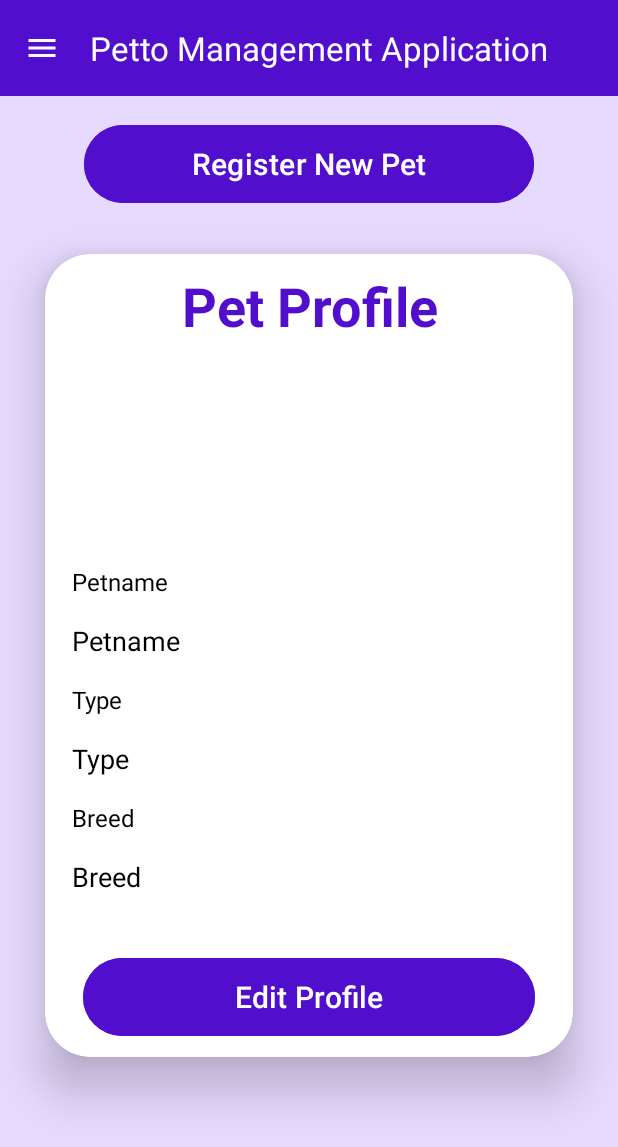
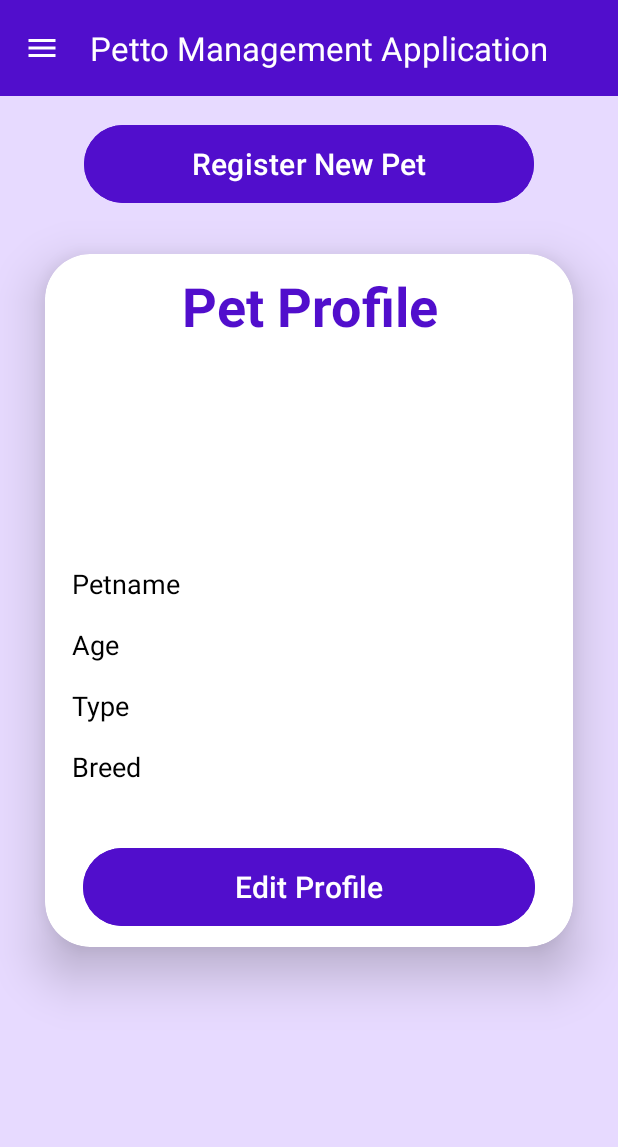
Before and after one commit to Oh-Hoa-Yang/Petto-Management-System, an Android app: the PetProfileActivity screen opened directly, with no data from a screen before it, on a phone screen of 412 x 824 dp. Shown: the top 1147 px of the screen. Run offline under Robolectric (Android 15) with nearby library versions, the phone set to English and light mode, and no system bars; our stand-ins replace Firebase (no records; nobody signed in at launch, a user with empty details on screens opened directly).

Commit message:
display pet profile done

```diff
--- a/app/src/main/java/com/example/pettomanagementsystem/PetProfileActivity.java
+++ b/app/src/main/java/com/example/pettomanagementsystem/PetProfileActivity.java
@@ -22,15 +22,12 @@ import com.google.firebase.database.DatabaseReference;
 import com.google.firebase.database.FirebaseDatabase;
 import com.google.firebase.database.ValueEventListener;
 
-import org.checkerframework.checker.nullness.qual.NonNull;
 
-import java.util.ArrayList;
-import java.util.List;
 
 public class PetProfileActivity extends AppCompatActivity {
 
     Button editProfileButton, registerNewPet;
-    TextView petnameView, pettypeView, breedView;
+    TextView petageView, petnameView, pettypeView, breedView;
     ImageView petProfileImageView;
     DatabaseReference petReference;
 
@@ -39,11 +36,14 @@ public class PetProfileActivity extends AppCompatActivity {
         super.onCreate(savedInstanceState);
         setContentView(R.layout.activity_pet_profile);
 
+//        editProfileButton = findViewById(R.id.profile_edit_btn);
+
+        petnameView = findViewById(R.id.petname);
+        petageView = findViewById(R.id.pet_age);
+        pettypeView = findViewById(R.id.pettype);
+        breedView = findViewById(R.id.breed);
         registerNewPet = findViewById(R.id.register_new_pet_btn);
         editProfileButton = findViewById(R.id.profile_edit_btn);
-        petnameView = findViewById(R.id.petname);
-        pettypeView = findViewById(R.id.pettype);
-        breedView = findViewById(R.id.breed);
         petProfileImageView = findViewById(R.id.petProfileImageView);
 
         Toolbar toolbar = findViewById(R.id.toolbar);
@@ -54,23 +54,30 @@ public class PetProfileActivity extends AppCompatActivity {
 
         if (currentUser != null) {
             String userId = currentUser.getUid();
-            petReference = FirebaseDatabase.getInstance().getReference("petinfo").child(userId);
+
+            petReference = FirebaseDatabase.getInstance().getReference("userinfo").child(userId).child("pets");
             petReference.addValueEventListener(new ValueEventListener() {
                 @Override
                 public void onDataChange(DataSnapshot dataSnapshot) {
-                    if (dataSnapshot.exists()) {
-                        String petName = dataSnapshot.child("petname").getValue(String.class);
-                        String petType = dataSnapshot.child("type").getValue(String.class);
-                        String breed = dataSnapshot.child("breed").getValue(String.class);
-                        String petProfilePictureUri = dataSnapshot.child("profile_picture").getValue(String.class);
+                    for (DataSnapshot petSnapshot : dataSnapshot.getChildren()) {
+                        String petName = petSnapshot.child("name").getValue(String.class);
+                        String petAge = petSnapshot.child("age").getValue(String.class);
+                        String petType = petSnapshot.child("type").getValue(String.class);
+                        String breed = petSnapshot.child("breed").getValue(String.class);
+                        String petPhotoUrl = petSnapshot.child("photo").getValue(String.class);
 
+                        // Display the pet information in TextViews
                         petnameView.setText(petName);
+                        petageView.setText(petAge);
                         pettypeView.setText(petType);
                         breedView.setText(breed);
-                        if (petProfilePictureUri != null && !petProfilePictureUri.isEmpty()) {
-                            Glide.with(PetProfileActivity.this).load(petProfilePictureUri).into(petProfileImageView);
+
+                        // Load and display the pet photo using Glide
+                        if (petPhotoUrl != null && !petPhotoUrl.isEmpty()) {
+                            Glide.with(PetProfileActivity.this).load(petPhotoUrl).into(petProfileImageView);
                         } else {
-                            petProfileImageView.setImageResource(R.drawable.pettype);
+                            // If there's no photo available, you can set a default image
+                            petProfileImageView.setImageResource(R.drawable.default_pet_image);
                         }
                     }
                 }
@@ -81,16 +88,16 @@ public class PetProfileActivity extends AppCompatActivity {
                 }
             });
 
+
+
+
             registerNewPet.setOnClickListener(v -> {
                 Intent intent = new Intent(PetProfileActivity.this, PetRegisterActivity.class);
                 startActivity(intent);
             });
-//            editProfileButton.setOnClickListener(v -> {
-//                Intent intent = new Intent(PetProfileActivity.this, EditPetProfileActivity.class);
-//                startActivity(intent);
-//            });
         }
     }
+
 
     private void onNavigationIconClick() {
         Intent intent = new Intent(PetProfileActivity.this, SideMenuActivity.class);
--- a/app/src/main/res/layout/activity_pet_profile.xml
+++ b/app/src/main/res/layout/activity_pet_profile.xml
@@ -61,14 +61,6 @@
                 android:scaleType="centerCrop"  />
 
             <TextView
-                android:layout_width="match_parent"
-                android:layout_height="wrap_content"
-                android:text="Petname"
-                android:textSize="16sp"
-                android:textColor="@color/black"
-                android:padding="8dp" />
-
-            <TextView
                 android:id="@+id/petname"
                 android:layout_width="match_parent"
                 android:layout_height="wrap_content"
@@ -78,12 +70,13 @@
                 android:textSize="18sp" />
 
             <TextView
+                android:id="@+id/pet_age"
                 android:layout_width="match_parent"
                 android:layout_height="wrap_content"
-                android:text="Type"
-                android:textSize="16sp"
+                android:padding="8dp"
+                android:text="Age"
                 android:textColor="@color/black"
-                android:padding="8dp" />
+                android:textSize="18sp" />
 
             <TextView
                 android:id="@+id/pettype"
@@ -93,14 +86,6 @@
                 android:text="Type"
                 android:textColor="@color/black"
                 android:textSize="18sp" />
-
-            <TextView
-                android:layout_width="match_parent"
-                android:layout_height="wrap_content"
-                android:text="Breed"
-                android:textSize="16sp"
-                android:textColor="@color/black"
-                android:padding="8dp" />
 
             <TextView
                 android:id="@+id/breed"
```
Also changed, not shown: app/src/main/res/drawable/default_pet_image.png (added).
